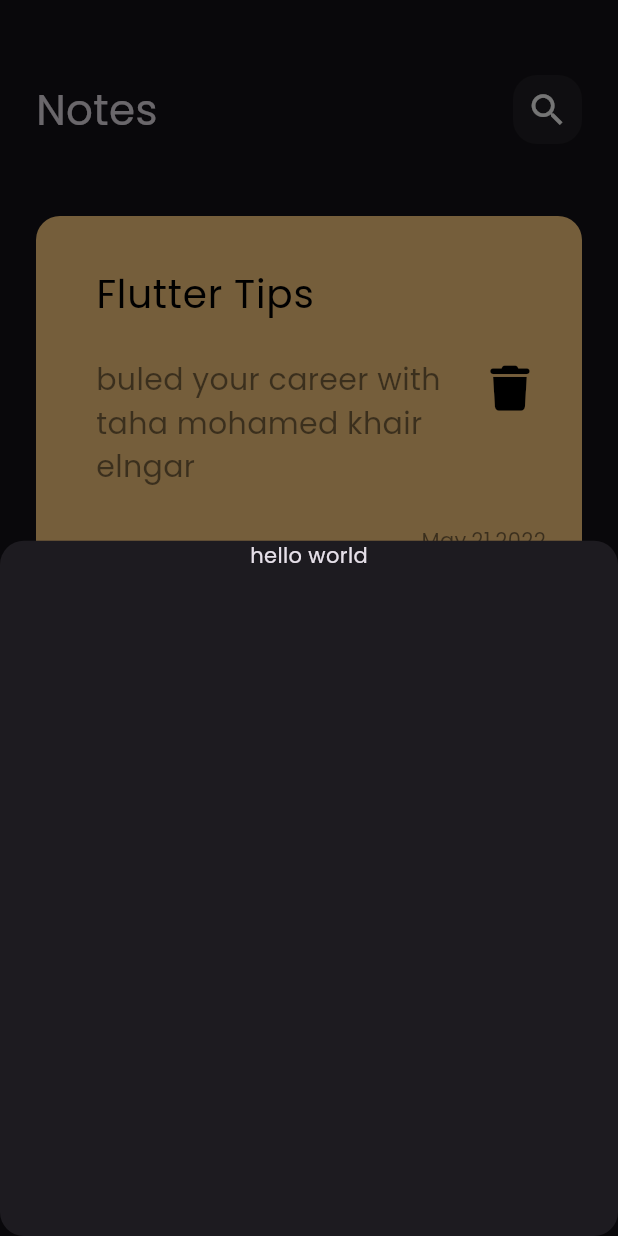
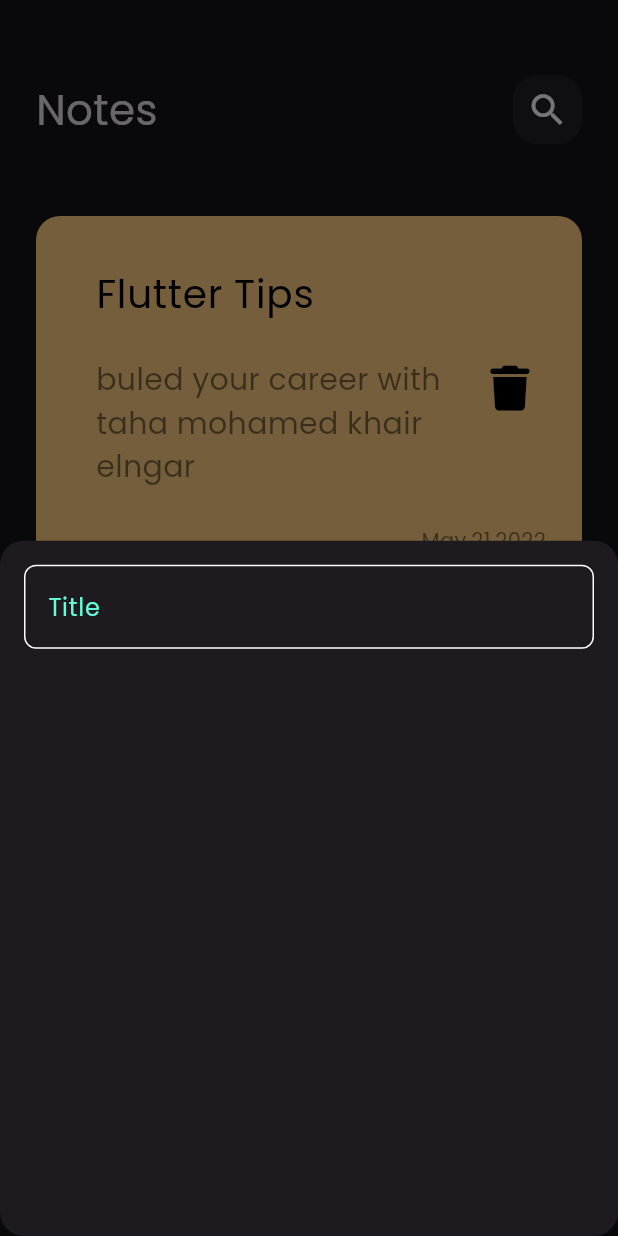
Before and after one commit to tahaelngar32/notes_app, a Flutter app: the screen it shows after launch, after a tap on the "add" icon, on a phone screen of 412 x 824 dp. Run offline on Flutter 3.47's test engine with Material 3 defaults, Android fonts, the phone set to English and light mode, and no system bars; our stand-ins replace font_awesome_flutter.

Commit message:
create_custom_text_feaild

```diff
--- /dev/null
+++ b/lib/constants.dart
@@ -0,0 +1,3 @@
+import 'package:flutter/material.dart';
+
+const kPrimaryColor = Color(0xff62Fcd7);
--- a/lib/views/widgets/add_show_model_sheet.dart
+++ b/lib/views/widgets/add_show_model_sheet.dart
@@ -1,18 +1,18 @@
 import 'package:flutter/material.dart';
+import 'package:notes_app/views/widgets/custom_text_filed.dart';
 
 class AddNoteBottomSheet extends StatelessWidget {
   const AddNoteBottomSheet({super.key});
 
   @override
   Widget build(BuildContext context) {
-    return Container(
-      width: double.infinity,
-      decoration: BoxDecoration(),
-    child: const Column(
-      children: [
-        Text("hello world"),
-      ],
-    ),
+    return Padding(
+      padding: const EdgeInsets.all(16),
+      child: const Column(
+        children: [
+          CustomTextFiled(),
+        ],
+      ),
     );
   }
 }
--- /dev/null
+++ b/lib/views/widgets/custom_text_filed.dart
@@ -0,0 +1,29 @@
+import 'package:flutter/material.dart';
+import 'package:notes_app/constants.dart';
+
+class CustomTextFiled extends StatelessWidget {
+  const CustomTextFiled({super.key});
+
+  @override
+  Widget build(BuildContext context) {
+    return TextField(
+      cursorColor: kPrimaryColor,
+      decoration: InputDecoration(
+        hintText: 'Title',
+        hintStyle: const TextStyle(color:kPrimaryColor ),
+        border: buildBorder(),
+        enabledBorder: buildBorder(),
+        focusedBorder: buildBorder(kPrimaryColor),
+      ),
+    );
+  }
+
+  OutlineInputBorder buildBorder([color=Colors.white]) {
+    return OutlineInputBorder(
+      borderRadius: BorderRadius.circular(8),
+      borderSide: BorderSide(
+        color: color,
+      )
+    );
+  }
+}
```
